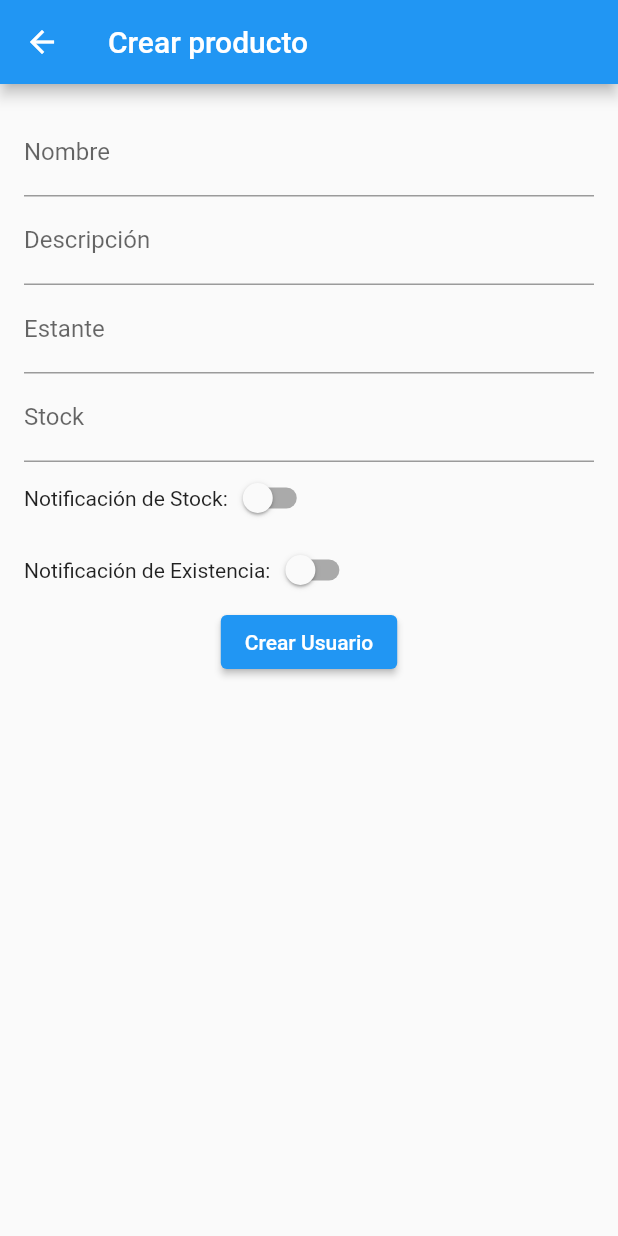
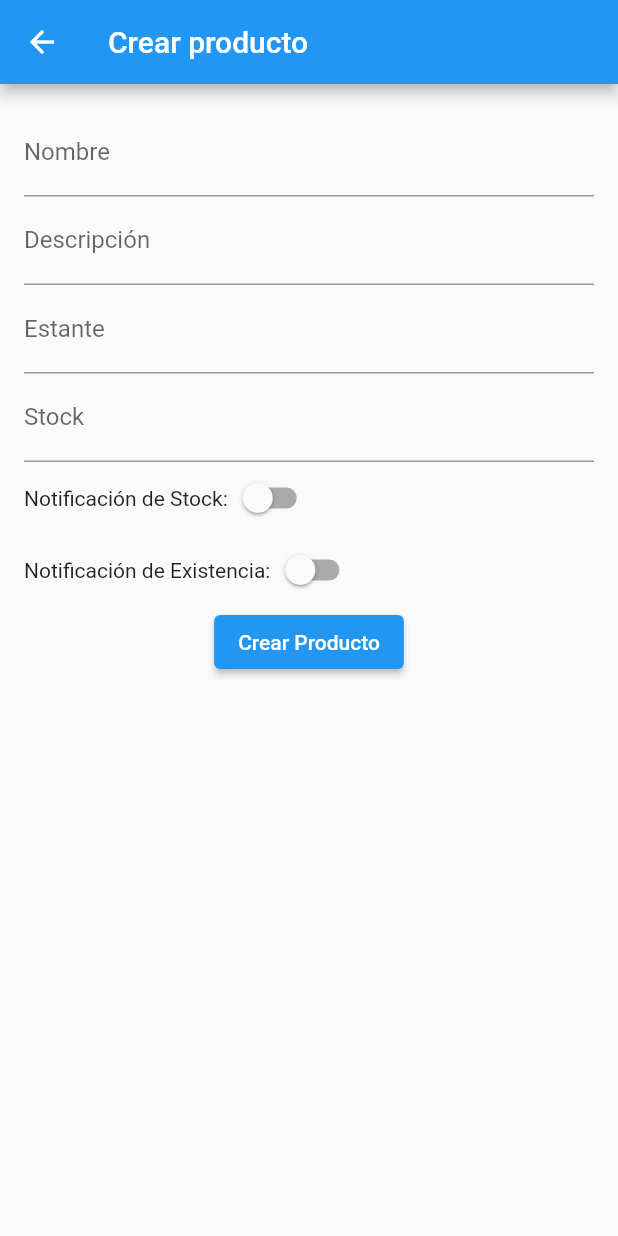
Before and after one commit to BitWizards-Software3/scraphone-frontend, a Flutter app: the ProductForm screen opened directly, on a phone screen of 412 x 824 dp. Run offline on Flutter 3.47's test engine with Material 2 defaults, Android fonts, the phone set to English and light mode, and no system bars.

Commit message:
Solucion de front

```diff
--- a/frontend/lib/src/data/repositories/product_repository.dart
+++ b/frontend/lib/src/data/repositories/product_repository.dart
@@ -4,11 +4,8 @@ import 'package:frontend/src/data/models/product_model.dart'; // Update the impo
 
 class ProductRepository {
   Future<void> createProduct(ProductModel product) async {
-    print('mierdaaaaaaaaa');
     final apiUrl = Uri.parse('http://127.0.0.1:8000/products');
-    print('Datos del producto a enviarxdddddddd: $product');
     final body = json.encode(product.toJson());
-    print("perra");
     final response = await http.post(
       apiUrl,
       headers: {'Content-Type': 'application/json'},
@@ -17,11 +14,9 @@ class ProductRepository {
       // Verifica si la solicitud fue exitosa
       if (response.statusCode == 200) {
         // La solicitud fue exitosa, puedes manejar la respuesta aquí si es necesario.
-        print('Producto creado exitosamente');
         // Puedes redirigir al usuario a otra página o mostrar un mensaje de éxito.
       } else {
         // Hubo un error en la solicitud, puedes manejarlo aquí.
-        print('Error al crear el Producto');
         print('Código de estado: ${response.statusCode}');
         // Puedes mostrar un mensaje de error al usuario.
       }
--- a/frontend/lib/src/data/repositories/scraping_product_repository.dart
+++ b/frontend/lib/src/data/repositories/scraping_product_repository.dart
@@ -4,7 +4,7 @@ import 'dart:convert';
 
 class ProductRepository {
   Future<List<dynamic>> fetchProducts(String searchTerm) async {
-    final apiUrl = Uri.parse('http://127.0.0.1:8000/scrape_alibaba/');
+    final apiUrl = Uri.parse('http://127.0.0.1:8000/scrape_both/');
 
     final response = await http.post(
       apiUrl,
--- a/frontend/lib/src/ui/widgets/create_product_form_widget.dart
+++ b/frontend/lib/src/ui/widgets/create_product_form_widget.dart
@@ -115,7 +115,7 @@ class _FormWidgetState extends State<FormWidget> {
                 widget.formKey.currentState!.reset();
               }
             },
-            child: Text('Crear Usuario'),
+            child: Text('Crear Producto'),
           ),
         ],
       ),
```
